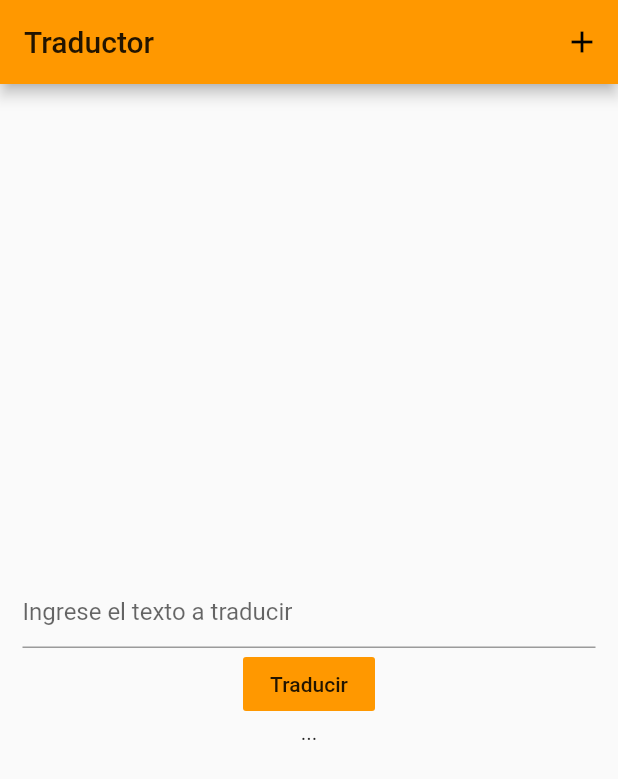
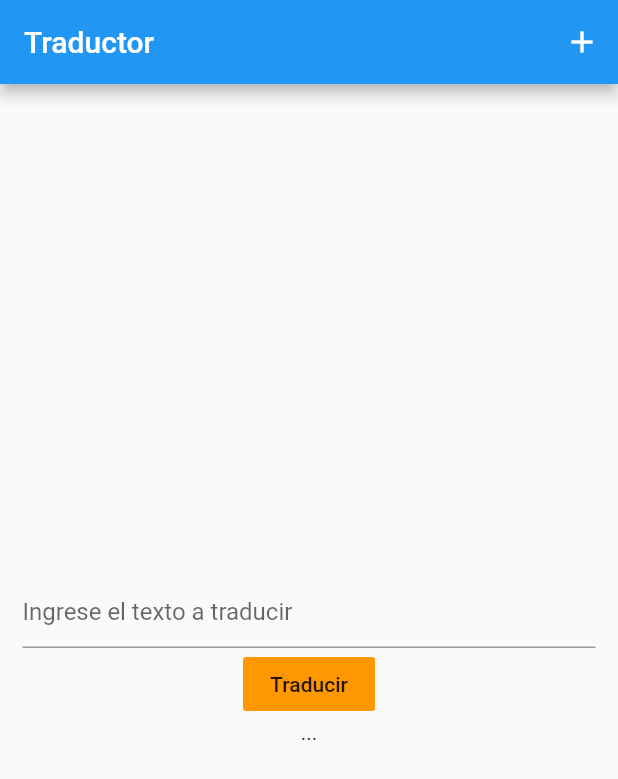
Before and after one commit to boanergepro/translate_app, a Flutter app: the screen it shows after launch, on a phone screen of 412 x 824 dp. Shown: the top 779 px of the screen. Run offline on Flutter 3.47's test engine with Material 2 defaults, Android fonts, the phone set to English and light mode, and no system bars; missing offline and left inert: translator.

Commit message:
[MOD]: - Elimine un colo que no se va autilizar.

```diff
--- a/lib/main.dart
+++ b/lib/main.dart
@@ -14,7 +14,6 @@ class MyApp extends StatelessWidget {
       theme: ThemeData(
         backgroundColor: Colors.grey[300],
         buttonColor: Colors.green,
-        primarySwatch: Colors.orange,
       ),
       home: Translate(),
     );
```
